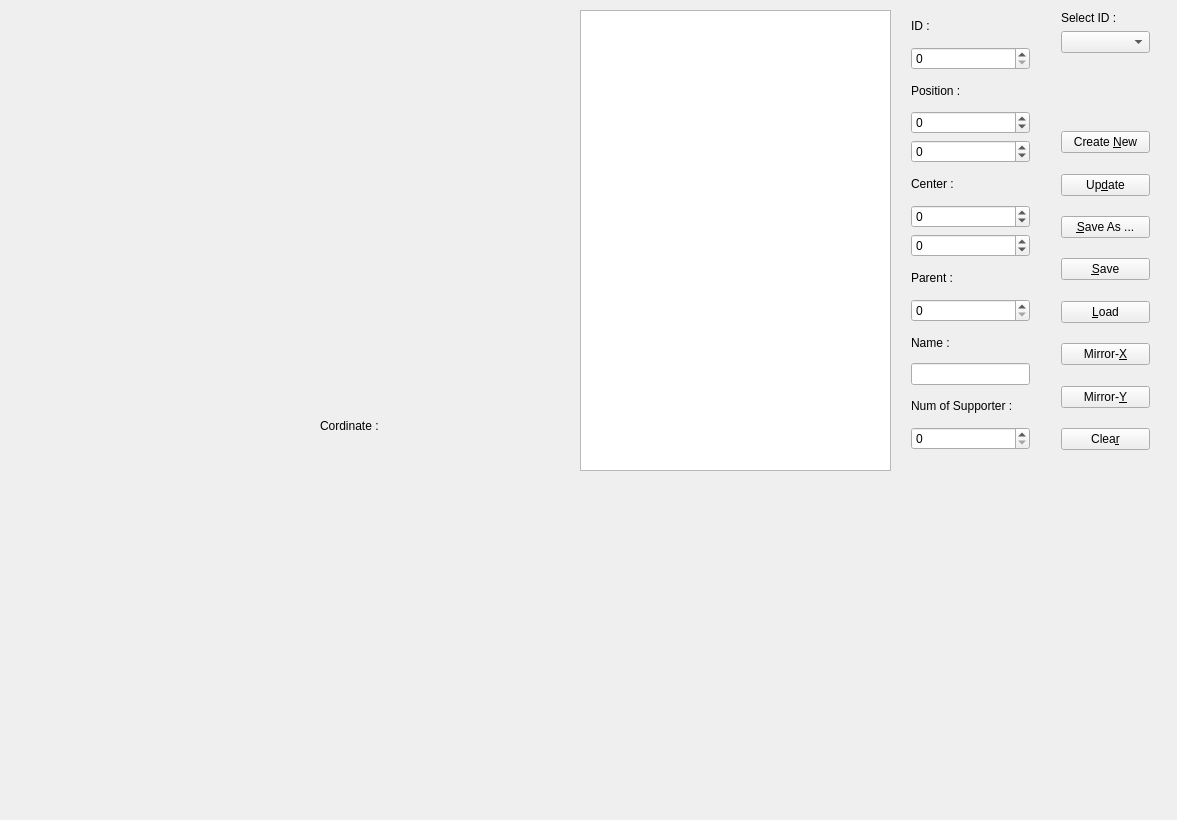
First picture: the form in Formation/mainwindow.ui, repository alipiry/PlanEditor, before the edit.
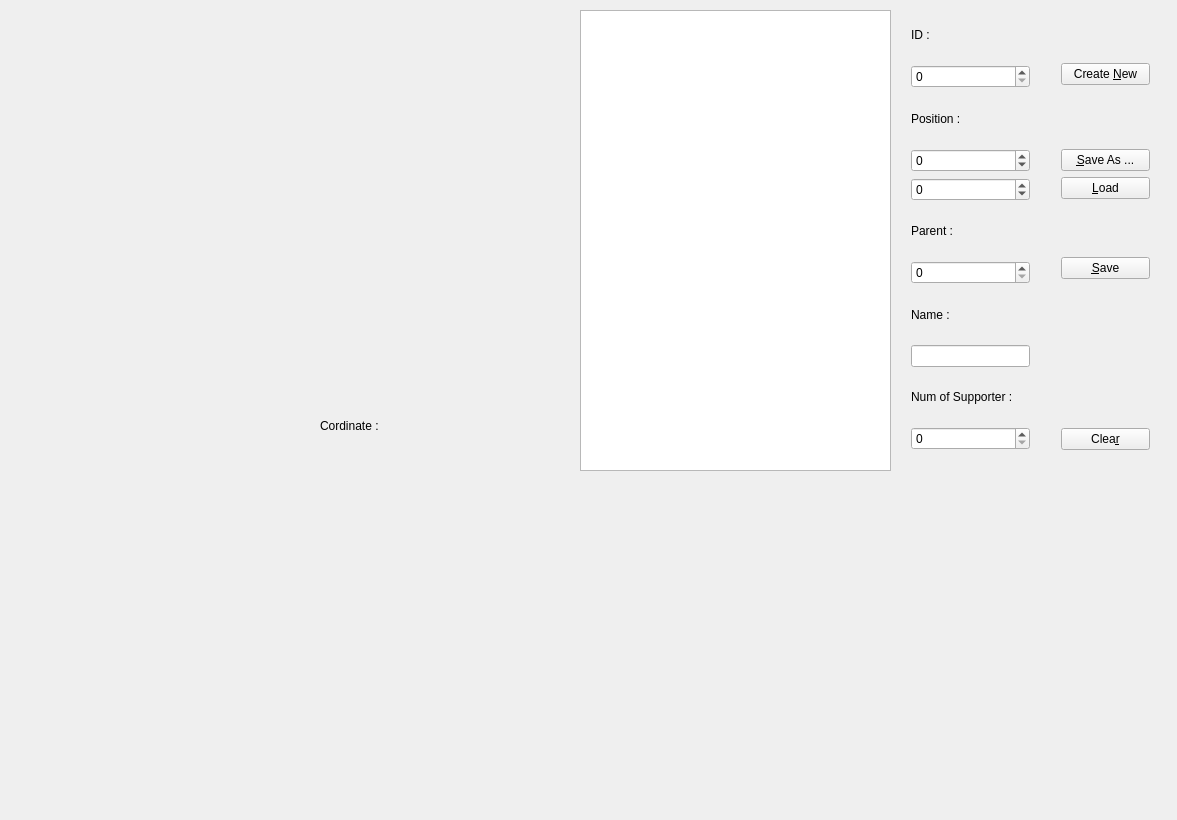
Second picture: the form after the edit.

The edit to the form file:
```diff
--- a/Formation/mainwindow.ui
+++ b/Formation/mainwindow.ui
@@ -88,33 +88,6 @@
        </property>
       </widget>
      </item>
-     <item>
-      <widget class="QLabel" name="label_17">
-       <property name="text">
-        <string>Center :</string>
-       </property>
-      </widget>
-     </item>
-     <item>
-      <widget class="QSpinBox" name="b_cx">
-       <property name="minimum">
-        <number>-550</number>
-       </property>
-       <property name="maximum">
-        <number>550</number>
-       </property>
-      </widget>
-     </item>
-     <item>
-      <widget class="QSpinBox" name="b_cy">
-       <property name="minimum">
-        <number>-400</number>
-       </property>
-       <property name="maximum">
-        <number>400</number>
-       </property>
-      </widget>
-     </item>
      <item>
       <widget class="QLabel" name="label_19">
        <property name="text">
@@ -174,16 +147,6 @@
      </rect>
     </property>
     <layout class="QVBoxLayout" name="verticalLayout_6">
-     <item>
-      <widget class="QLabel" name="label_23">
-       <property name="text">
-        <string>Select ID :</string>
-       </property>
-      </widget>
-     </item>
-     <item>
-      <widget class="QComboBox" name="comboBox"/>
-     </item>
      <item>
       <spacer name="verticalSpacer_26">
        <property name="orientation">
@@ -205,46 +168,7 @@
        <property name="sizeHint" stdset="0">
         <size>
          <width>20</width>
-         <height>40</height>
-        </size>
-       </property>
-      </spacer>
-     </item>
-     <item>
-      <spacer name="verticalSpacer_28">
-       <property name="orientation">
-        <enum>Qt::Vertical</enum>
-       </property>
-       <property name="sizeHint" stdset="0">
-        <size>
-         <width>20</width>
-         <height>40</height>
-        </size>
-       </property>
-      </spacer>
-     </item>
-     <item>
-      <spacer name="verticalSpacer_29">
-       <property name="orientation">
-        <enum>Qt::Vertical</enum>
-       </property>
-       <property name="sizeHint" stdset="0">
-        <size>
-         <width>20</width>
-         <height>40</height>
-        </size>
-       </property>
-      </spacer>
-     </item>
-     <item>
-      <spacer name="verticalSpacer_30">
-       <property name="orientation">
-        <enum>Qt::Vertical</enum>
-       </property>
-       <property name="sizeHint" stdset="0">
-        <size>
-         <width>20</width>
-         <height>40</height>
+         <height>45</height>
         </size>
        </property>
       </spacer>
@@ -257,7 +181,7 @@
       </widget>
      </item>
      <item>
-      <spacer name="verticalSpacer_31">
+      <spacer name="verticalSpacer_28">
        <property name="orientation">
         <enum>Qt::Vertical</enum>
        </property>
@@ -270,21 +194,14 @@
       </spacer>
      </item>
      <item>
-      <widget class="QPushButton" name="update">
-       <property name="text">
-        <string>Up&amp;date</string>
-       </property>
-      </widget>
-     </item>
-     <item>
-      <spacer name="verticalSpacer_32">
+      <spacer name="verticalSpacer_29">
        <property name="orientation">
         <enum>Qt::Vertical</enum>
        </property>
        <property name="sizeHint" stdset="0">
         <size>
          <width>20</width>
-         <height>40</height>
+         <height>50</height>
         </size>
        </property>
       </spacer>
@@ -297,7 +214,14 @@
       </widget>
      </item>
      <item>
-      <spacer name="verticalSpacer_33">
+      <widget class="QPushButton" name="load">
+       <property name="text">
+        <string>&amp;Load</string>
+       </property>
+      </widget>
+     </item>
+     <item>
+      <spacer name="verticalSpacer_30">
        <property name="orientation">
         <enum>Qt::Vertical</enum>
        </property>
@@ -309,6 +233,19 @@
        </property>
       </spacer>
      </item>
+     <item>
+      <spacer name="verticalSpacer_31">
+       <property name="orientation">
+        <enum>Qt::Vertical</enum>
+       </property>
+       <property name="sizeHint" stdset="0">
+        <size>
+         <width>20</width>
+         <height>45</height>
+        </size>
+       </property>
+      </spacer>
+     </item>
      <item>
       <widget class="QPushButton" name="simpleSave">
        <property name="text">
@@ -316,6 +253,32 @@
        </property>
       </widget>
      </item>
+     <item>
+      <spacer name="verticalSpacer_32">
+       <property name="orientation">
+        <enum>Qt::Vertical</enum>
+       </property>
+       <property name="sizeHint" stdset="0">
+        <size>
+         <width>20</width>
+         <height>40</height>
+        </size>
+       </property>
+      </spacer>
+     </item>
+     <item>
+      <spacer name="verticalSpacer_33">
+       <property name="orientation">
+        <enum>Qt::Vertical</enum>
+       </property>
+       <property name="sizeHint" stdset="0">
+        <size>
+         <width>20</width>
+         <height>40</height>
+        </size>
+       </property>
+      </spacer>
+     </item>
      <item>
       <spacer name="verticalSpacer_34">
        <property name="orientation">
@@ -329,13 +292,6 @@
        </property>
       </spacer>
      </item>
-     <item>
-      <widget class="QPushButton" name="load">
-       <property name="text">
-        <string>&amp;Load</string>
-       </property>
-      </widget>
-     </item>
      <item>
       <spacer name="verticalSpacer_35">
        <property name="orientation">
@@ -349,13 +305,6 @@
        </property>
       </spacer>
      </item>
-     <item>
-      <widget class="QPushButton" name="mirrorX">
-       <property name="text">
-        <string>Mirror-&amp;X</string>
-       </property>
-      </widget>
-     </item>
      <item>
       <spacer name="verticalSpacer_36">
        <property name="orientation">
@@ -369,13 +318,6 @@
        </property>
       </spacer>
      </item>
-     <item>
-      <widget class="QPushButton" name="mirrorY">
-       <property name="text">
-        <string>Mirror-&amp;Y</string>
-       </property>
-      </widget>
-     </item>
      <item>
       <spacer name="verticalSpacer_37">
        <property name="orientation">
```
